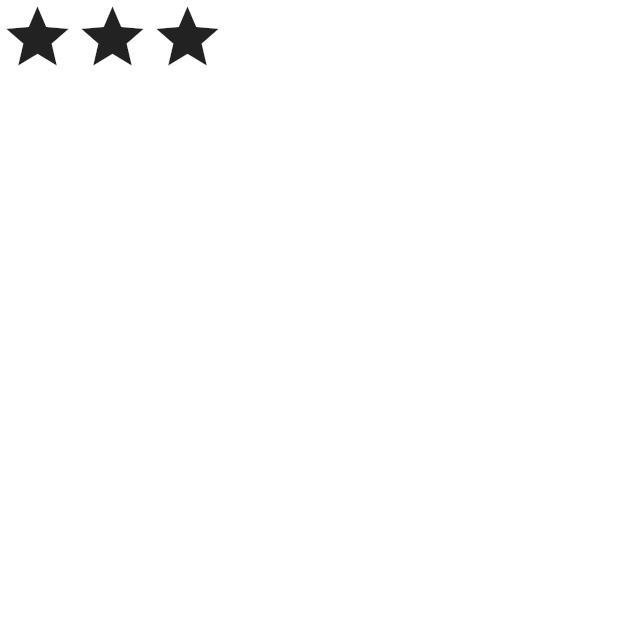
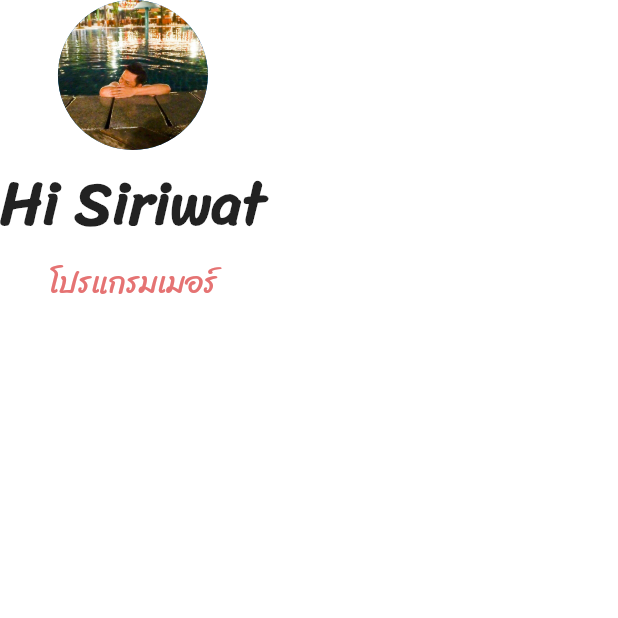
Before and after one commit to siriwatgo/flutter-layout-widget, a Flutter app: the screen it shows after launch, on a phone screen of 412 x 824 dp, the top half of it. Run offline on Flutter 3.47's test engine with Material 2 defaults, Android fonts, the phone set to English and light mode, and no system bars.

Commit message:
Add font.

```diff
--- a/flutter_layout_widgets/lib/main.dart
+++ b/flutter_layout_widgets/lib/main.dart
@@ -9,29 +9,31 @@ class MyApp extends StatelessWidget {
       home: Scaffold(
         backgroundColor: Colors.white,
         body: SafeArea(
-          child: Row /*or Column*/(
-          mainAxisAlignment: MainAxisAlignment.start,
-          //mainAxisAlignment: MainAxisAlignment.center,
-          //mainAxisAlignment: MainAxisAlignment.end,
-
-          //mainAxisAlignment: MainAxisAlignment.spaceBetween,
-          //mainAxisAlignment: MainAxisAlignment.spaceEvenly,
-          // mainAxisAlignment: MainAxisAlignment.spaceAround,
-
-          //crossAxisAlignment: CrossAxisAlignment.start,
-          //crossAxisAlignment: CrossAxisAlignment.center,
-            //crossAxisAlignment: CrossAxisAlignment.end,
-            //crossAxisAlignment: CrossAxisAlignment.stretch,
-
-            //mainAxisSize: MainAxisSize.max,
-            //mainAxisSize: MainAxisSize.min,
-
-          children: <Widget>[
-            Icon(Icons.star, size: 50),
-            Icon(Icons.star, size: 50),
-            Icon(Icons.star, size: 50),
-          ],
-        ),
+          child:Column(
+            children: <Widget>[
+              CircleAvatar(
+                radius: 50.0,
+                backgroundImage: AssetImage('assets/images/siriwat.jpg'),
+              ),
+              Text(
+                'Hi Siriwat',
+                style: TextStyle(
+                  fontFamily: 'Sriracha',
+                  fontSize: 40.0,
+                  fontWeight: FontWeight.bold,
+//                  color: Colors.pinkAccent
+                ),
+              ),
+              Text(
+                'โปรแกรมเมอร์',
+                style: TextStyle(
+                  fontFamily: 'Sriracha',
+                  fontSize: 20.0,
+                  color: Colors.red[300]
+                ),
+              ),
+            ],
+          )
         ),
       ),
     );
```
Also changed, not shown: flutter_layout_widgets/pubspec.yaml (+6 -7 lines), flutter_layout_widgets/assets/fonts/Sriracha-Regular.ttf (added), flutter_layout_widgets/assets/images/siriwat.jpg (added).
